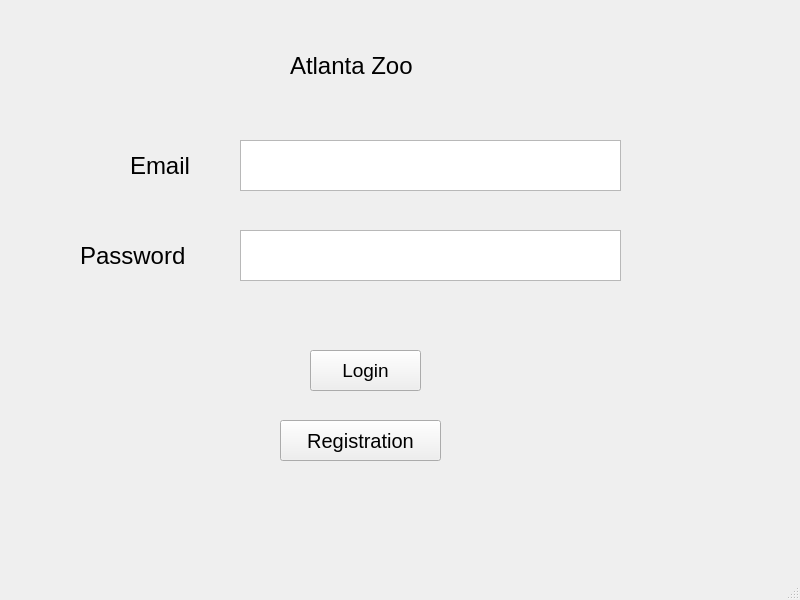
The window that ui/loginPage.ui (jxzhou131/CS-4400-Atlanta-Zoo-Database) describes before a commit, drawn with Qt 5.
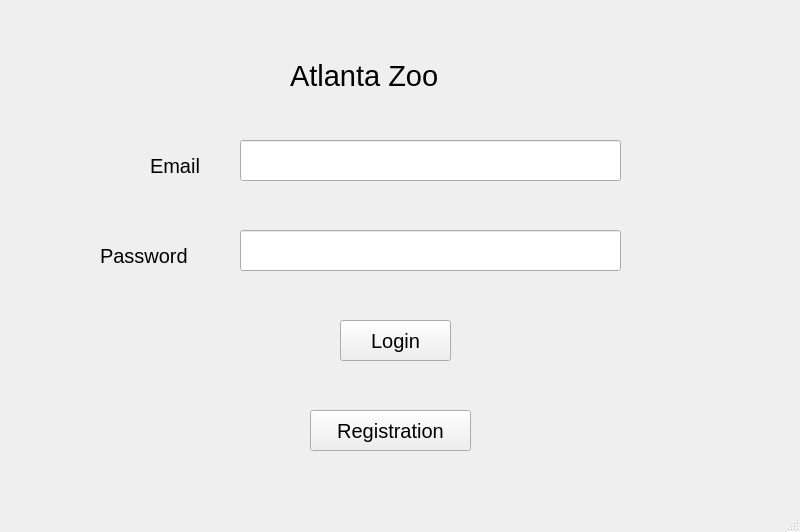
The same window after the commit.

Commit message: TJs uis

```diff
--- a/ui/loginPage.ui
+++ b/ui/loginPage.ui
@@ -7,7 +7,7 @@
     <x>0</x>
     <y>0</y>
     <width>800</width>
-    <height>600</height>
+    <height>532</height>
    </rect>
   </property>
   <property name="windowTitle">
@@ -17,8 +17,8 @@
    <widget class="QPushButton" name="loginButton">
     <property name="geometry">
      <rect>
-      <x>310</x>
-      <y>350</y>
+      <x>340</x>
+      <y>320</y>
       <width>111</width>
       <height>41</height>
      </rect>
@@ -26,7 +26,7 @@
     <property name="font">
      <font>
       <family>MS Sans Serif</family>
-      <pointsize>14</pointsize>
+      <pointsize>15</pointsize>
      </font>
     </property>
     <property name="text">
@@ -36,8 +36,8 @@
    <widget class="QPushButton" name="registrationButton">
     <property name="geometry">
      <rect>
-      <x>280</x>
-      <y>420</y>
+      <x>310</x>
+      <y>410</y>
       <width>161</width>
       <height>41</height>
      </rect>
@@ -52,42 +52,10 @@
      <string>Registration</string>
     </property>
    </widget>
-   <widget class="QTextEdit" name="emailText">
-    <property name="geometry">
-     <rect>
-      <x>240</x>
-      <y>140</y>
-      <width>381</width>
-      <height>51</height>
-     </rect>
-    </property>
-    <property name="font">
-     <font>
-      <family>MS Sans Serif</family>
-      <pointsize>15</pointsize>
-     </font>
-    </property>
-   </widget>
-   <widget class="QTextEdit" name="textEdit_2">
-    <property name="geometry">
-     <rect>
-      <x>240</x>
-      <y>230</y>
-      <width>381</width>
-      <height>51</height>
-     </rect>
-    </property>
-    <property name="font">
-     <font>
-      <family>MS Sans Serif</family>
-      <pointsize>15</pointsize>
-     </font>
-    </property>
-   </widget>
    <widget class="QLabel" name="emailLabel">
     <property name="geometry">
      <rect>
-      <x>130</x>
+      <x>150</x>
       <y>150</y>
       <width>81</width>
       <height>31</height>
@@ -95,8 +63,8 @@
     </property>
     <property name="font">
      <font>
-      <family>Arial</family>
-      <pointsize>18</pointsize>
+      <family>MS Sans Serif</family>
+      <pointsize>15</pointsize>
      </font>
     </property>
     <property name="text">
@@ -106,16 +74,16 @@
    <widget class="QLabel" name="passwordLabel">
     <property name="geometry">
      <rect>
-      <x>80</x>
+      <x>100</x>
       <y>240</y>
-      <width>141</width>
+      <width>121</width>
       <height>31</height>
      </rect>
     </property>
     <property name="font">
      <font>
-      <family>Arial</family>
-      <pointsize>18</pointsize>
+      <family>MS Sans Serif</family>
+      <pointsize>15</pointsize>
      </font>
     </property>
     <property name="text">
@@ -126,31 +94,41 @@
     <property name="geometry">
      <rect>
       <x>290</x>
-      <y>50</y>
-      <width>151</width>
+      <y>60</y>
+      <width>201</width>
       <height>31</height>
      </rect>
     </property>
     <property name="font">
      <font>
-      <family>Arial</family>
-      <pointsize>18</pointsize>
+      <family>MS Sans Serif</family>
+      <pointsize>22</pointsize>
      </font>
     </property>
     <property name="text">
      <string>Atlanta Zoo</string>
     </property>
    </widget>
-  </widget>
-  <widget class="QMenuBar" name="menubar">
-   <property name="geometry">
-    <rect>
-     <x>0</x>
-     <y>0</y>
-     <width>800</width>
-     <height>26</height>
-    </rect>
-   </property>
+   <widget class="QLineEdit" name="lineEdit">
+    <property name="geometry">
+     <rect>
+      <x>240</x>
+      <y>140</y>
+      <width>381</width>
+      <height>41</height>
+     </rect>
+    </property>
+   </widget>
+   <widget class="QLineEdit" name="lineEdit_2">
+    <property name="geometry">
+     <rect>
+      <x>240</x>
+      <y>230</y>
+      <width>381</width>
+      <height>41</height>
+     </rect>
+    </property>
+   </widget>
   </widget>
   <widget class="QStatusBar" name="statusbar"/>
  </widget>
```
The commit also changes 7 other files.
